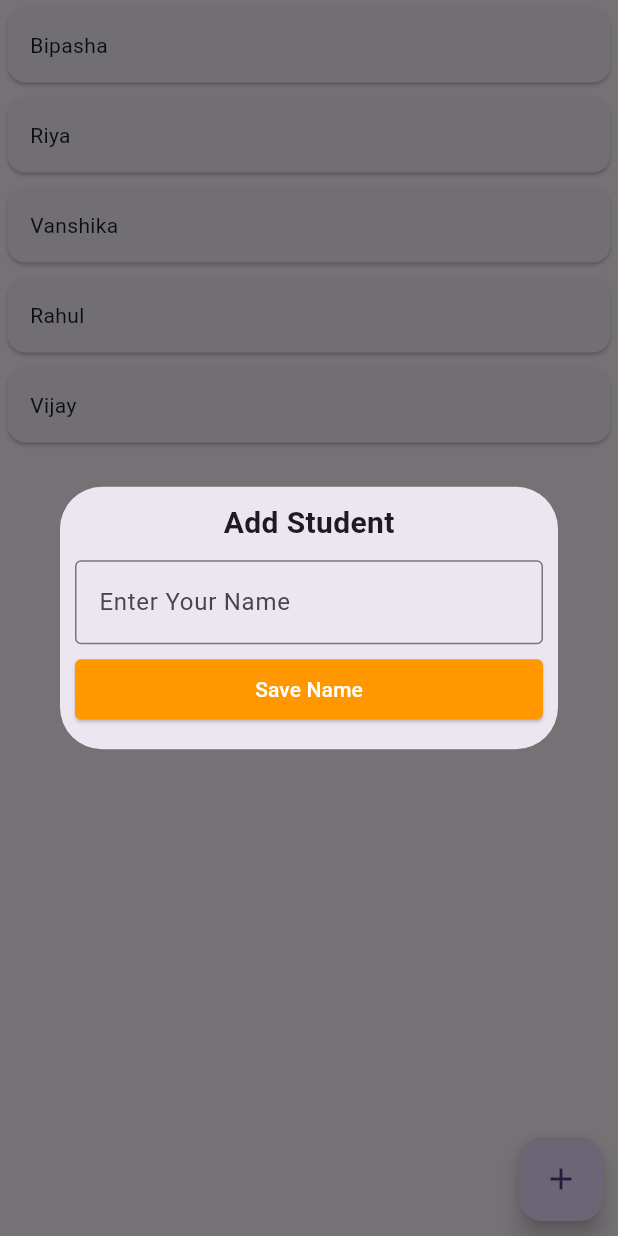
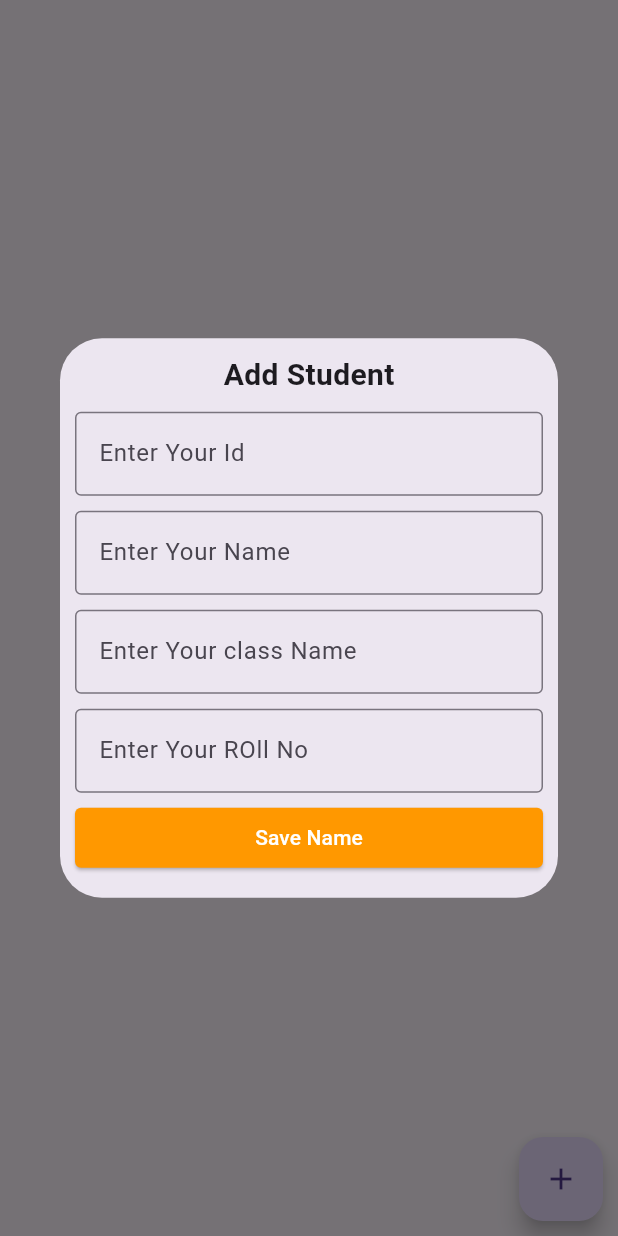
Before and after one commit to rajat-cr/flutter_batch_45days_2026, a Flutter app: the ListBuild widget shown alone on an empty page, opened directly, after a tap on the "add" icon, on a phone screen of 412 x 824 dp. Run offline on Flutter 3.47's test engine with Material 3 defaults, Android fonts, the phone set to English and light mode, and no system bars; our stand-ins replace fluttertoast.

Commit message:
check description
List with model of Student and perform CRUD

```diff
--- a/lib/list_build.dart
+++ b/lib/list_build.dart
@@ -9,8 +9,11 @@ class ListBuild extends StatefulWidget {
 }
 
 class _ListBuildState extends State<ListBuild> {
-  List<String> nameList = ["Bipasha", "Riya", "Vanshika", "Rahul", "Vijay"];
+  List<Student> nameList = [];
   TextEditingController nameCOntroller = TextEditingController();
+  TextEditingController classController = TextEditingController();
+  TextEditingController rollNoController = TextEditingController();
+  TextEditingController idController = TextEditingController();
 
   @override
   Widget build(BuildContext context) {
@@ -23,19 +26,27 @@ class _ListBuildState extends State<ListBuild> {
               onTap: () {
                 print("CHeck INdex value: $index");
                 setState(() {
-                  nameList[index] = "Rahul Sharma";
+                  customDialog(context, index);
                 });
               },
               child: Card(
                 margin: EdgeInsets.all(5),
-                child: Column(
-                  crossAxisAlignment: CrossAxisAlignment.start,
-                  children: [
-                    Padding(
-                      padding: const EdgeInsets.all(15),
-                      child: Text(nameList[index]),
-                    ),
-                  ],
+                child: Padding(
+                  padding: const EdgeInsets.all(10),
+                  child: Column(
+                    crossAxisAlignment: CrossAxisAlignment.start,
+                    children: [
+                      SizedBox(height: 5),
+                      Text(nameList[index].id.toString()),
+                      SizedBox(height: 5),
+                      Text(nameList[index].name.toString()),
+                      SizedBox(height: 5),
+                      Text(nameList[index].className.toString()),
+                      SizedBox(height: 5),
+                      Text(nameList[index].rollNo.toString()),
+                      SizedBox(height: 5),
+                    ],
+                  ),
                 ),
               ),
             );
@@ -47,7 +58,7 @@ class _ListBuildState extends State<ListBuild> {
           right: 10,
           child: FloatingActionButton(
             onPressed: () {
-              customDialog(context);
+              customDialog(context, -1);
             },
             child: Icon(Icons.add),
           ),
@@ -57,10 +68,16 @@ class _ListBuildState extends State<ListBuild> {
     );
   }
 
-  void customDialog(context) {
+  void customDialog(context, int index) {
     showDialog(
       context: context,
       builder: (BuildContext context) {
+        if (index != -1) {
+          nameCOntroller.text = nameList[index].name.toString();
+          idController.text = nameList[index].id.toString();
+          classController.text = nameList[index].className.toString();
+          rollNoController.text = nameList[index].rollNo.toString();
+        }
         return Dialog(
           child: Padding(
             padding: const EdgeInsets.all(10),
@@ -73,10 +90,35 @@ class _ListBuildState extends State<ListBuild> {
                 ),
                 SizedBox(height: 10),
                 TextField(
+                  controller: idController,
+                  decoration: InputDecoration(
+                    label: Text("Enter Your Id"),
+                    border: OutlineInputBorder(),
+                  ),
+                ),
+
+                SizedBox(height: 10),
+                TextField(
                   controller: nameCOntroller,
                   decoration: InputDecoration(
                     border: OutlineInputBorder(),
                     label: Text("Enter Your Name"),
+                  ),
+                ),
+                SizedBox(height: 10),
+                TextField(
+                  controller: classController,
+                  decoration: InputDecoration(
+                    label: Text("Enter Your class Name"),
+                    border: OutlineInputBorder(),
+                  ),
+                ),
+                SizedBox(height: 10),
+                TextField(
+                  controller: rollNoController,
+                  decoration: InputDecoration(
+                    label: Text("Enter Your ROll No"),
+                    border: OutlineInputBorder(),
                   ),
                 ),
                 SizedBox(height: 10),
@@ -86,12 +128,35 @@ class _ListBuildState extends State<ListBuild> {
                   height: 40,
                   child: ElevatedButton(
                     onPressed: () {
-                      if (nameCOntroller.text.isEmpty) {
-                        Fluttertoast.showToast(msg: "Enter Student Name");
+                      if (idController.text.isEmpty) {
+                        Fluttertoast.showToast(msg: "Enter ID");
+                      } else if (nameCOntroller.text.isEmpty) {
+                        Fluttertoast.showToast(msg: "Enter Your Name");
+                      } else if (classController.text.isEmpty) {
+                        Fluttertoast.showToast(msg: "Enter Class Name");
+                      } else if (rollNoController.text.isEmpty) {
+                        Fluttertoast.showToast(msg: "Enter Roll No");
                       } else {
                         setState(() {
-                          nameList.add(nameCOntroller.text);
+                          Student std = Student(
+                            idController.text.toString(),
+                            nameCOntroller.text.toString(),
+                            classController.text.toString(),
+                            rollNoController.text.toString(),
+                          );
+
+                          if (index == -1) {
+                            nameList.add(std);
+                          } else {
+                            nameList[index].name = nameCOntroller.text;
+                            nameList[index].id = idController.text;
+                            nameList[index].rollNo = rollNoController.text;
+                            nameList[index].className = classController.text;
+                          }
                           nameCOntroller.clear();
+                          idController.clear();
+                          classController.clear();
+                          rollNoController.clear();
                         });
                       }
                     },
@@ -115,3 +180,28 @@ class _ListBuildState extends State<ListBuild> {
     );
   }
 }
+
+class Student {
+  String? id;
+  String? name;
+  String? className;
+  String? rollNo;
+
+  Student(this.id, this.name, this.className, this.rollNo);
+
+  String? getId() {
+    return id;
+  }
+
+  String? getName() {
+    return name;
+  }
+
+  String? getClassName() {
+    return className;
+  }
+
+  String? getRollNo() {
+    return rollNo;
+  }
+}
```
